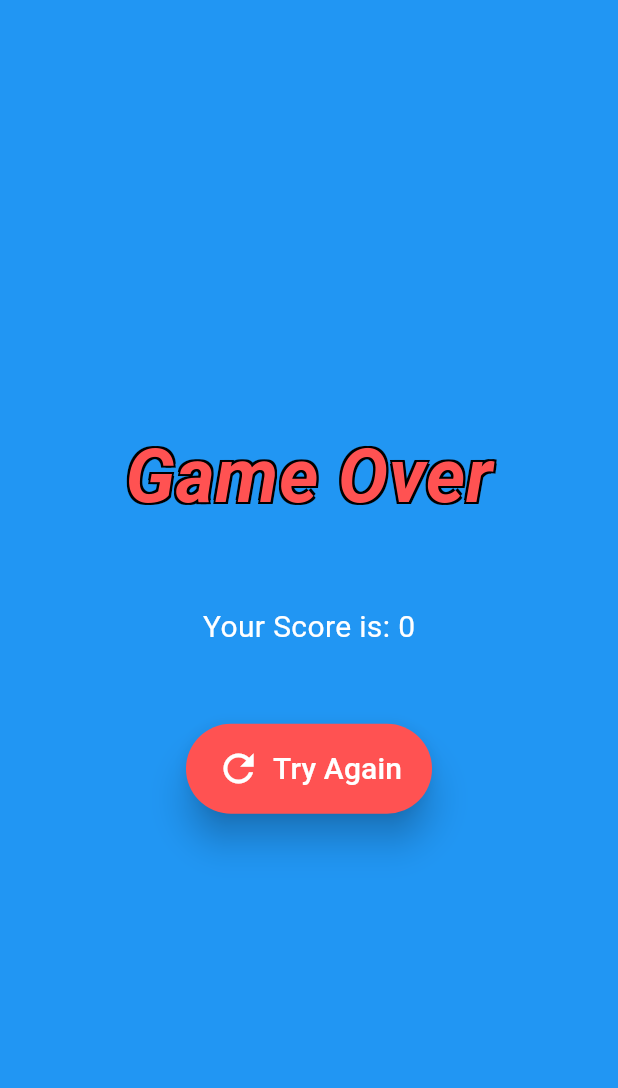
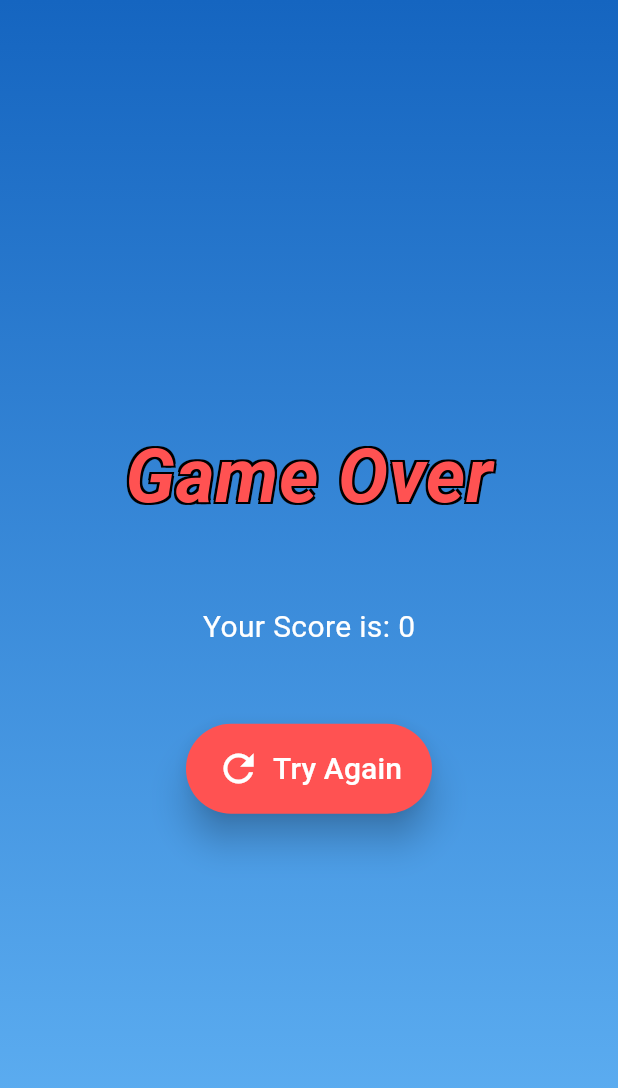
Before and after one commit to PatSupakrit/Snake2D, a Flutter app: the GameOver screen opened directly with empty values, on a phone screen of 412 x 824 dp. Shown: the top 1088 px of the screen. Run offline on Flutter 3.47's test engine with Material 3 defaults, Android fonts, the phone set to English and light mode, and no system bars.

Commit message:
first commit

```diff
--- a/lib/game_over.dart
+++ b/lib/game_over.dart
@@ -14,7 +14,13 @@ class GameOver extends StatelessWidget {
       body: Container(
         width: double.infinity,
         height: double.infinity,
-        color: Colors.blue,
+        decoration: BoxDecoration(
+          gradient: LinearGradient(
+            begin: Alignment.topCenter,
+            end: Alignment.bottomCenter,
+            colors: [Colors.blue.shade800, Colors.blue.shade300],
+          ),
+        ),
         child: Column(
           mainAxisAlignment: MainAxisAlignment.center,
           children: <Widget>[
```
Also changed, not shown: 1 other file.
